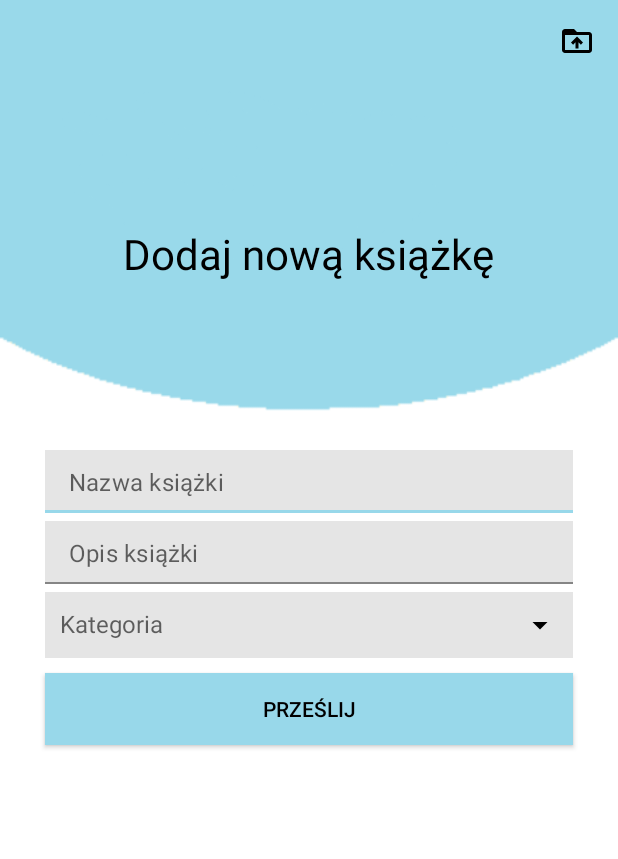
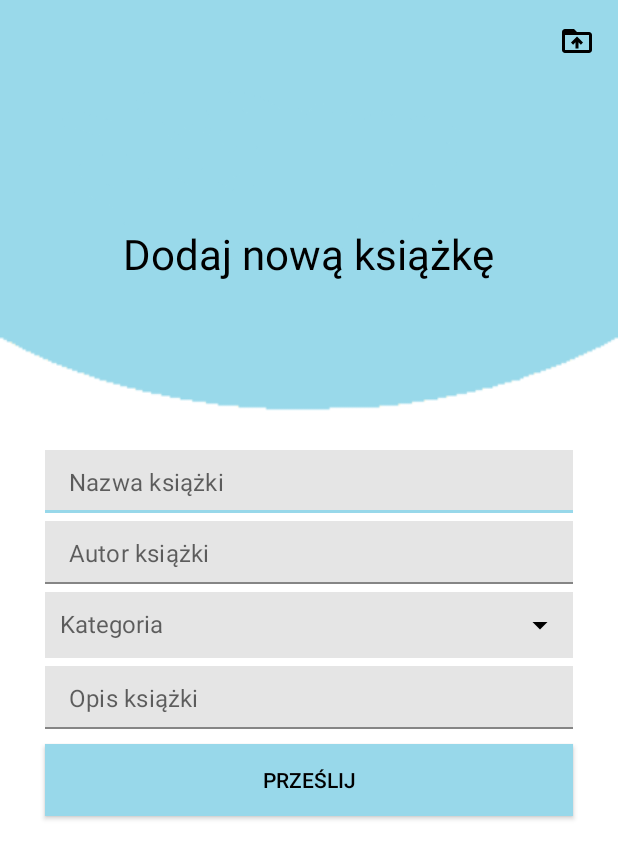
Before and after one commit to kubaz617/Inzynierka, an Android app: the AddBook screen opened directly, with no data from a screen before it, on a phone screen of 412 x 824 dp. Shown: the top 859 px of the screen. Run offline under Robolectric (Android 15) with nearby library versions, the phone set to English and light mode, and no system bars; our stand-ins replace Firebase (no records; nobody signed in at launch, a user with empty details on screens opened directly).

Commit message:
Dodanie autora ksiazek

```diff
--- a/app/src/main/java/com/example/bookreader/activities/BookDetailActivity.kt
+++ b/app/src/main/java/com/example/bookreader/activities/BookDetailActivity.kt
@@ -88,7 +88,7 @@ class BookDetailActivity : AppCompatActivity() {
                 override fun onDataChange(snapshot: DataSnapshot) {
                     val categoryId = "${snapshot.child("categoryId").value}"
                     val description = "${snapshot.child("description").value}"
-                    val downloadCount = "${snapshot.child("downloadCount").value}"
+                    val author = "${snapshot.child("author").value}"
                     val timestamp = "${snapshot.child("timestamp").value}"
                     bookTitle = "${snapshot.child("title").value}"
                     val uid = "${snapshot.child("uid").value}"
@@ -107,12 +107,12 @@ class BookDetailActivity : AppCompatActivity() {
                         binding.pagesTv
                     )
 
-                    MyApplication.loadBookSize("$bookUrl", "$bookTitle", binding.sizeTv)
 
                     binding.titleTv.text = bookTitle
                     binding.descriptionTv.text = description
                     binding.viewsTv.text = viewsCount
                     binding.dateTv.text = date
+                    binding.authorTv.text = author
 
                     checkIfBookRead()
                 }
--- a/app/src/main/java/com/example/bookreader/adapters/AdapterBookAdmin.kt
+++ b/app/src/main/java/com/example/bookreader/adapters/AdapterBookAdmin.kt
@@ -48,6 +48,7 @@ class AdapterBookAdmin :RecyclerView.Adapter<AdapterBookAdmin.HolderBookAdmin>,
         val bookId = model.id
         val categoryId = model.categoryId
         val title = model.title
+        val author = model.author
         val description = model.description
         val bookUrl = model.url
         val timestamp = model.timestamp
@@ -56,6 +57,7 @@ class AdapterBookAdmin :RecyclerView.Adapter<AdapterBookAdmin.HolderBookAdmin>,
         holder.titleTv.text = title
         holder.descriptionTv.text = description
         holder.dateTv.text = formattedDate
+        holder.author.text = author
 
         MyApplication.loadCategory(categoryId, holder.categoryTv)
 
@@ -67,7 +69,6 @@ class AdapterBookAdmin :RecyclerView.Adapter<AdapterBookAdmin.HolderBookAdmin>,
             null
         )
 
-        MyApplication.loadBookSize(bookUrl, title, holder.sizeTv)
 
         holder.moreBtn.setOnClickListener{
             moreOptionsDialog(model, holder)
@@ -114,8 +115,8 @@ class AdapterBookAdmin :RecyclerView.Adapter<AdapterBookAdmin.HolderBookAdmin>,
         val titleTv = binding.titleTv
         val descriptionTv = binding.descriptionTv
         val categoryTv = binding.categoryTv
-        val sizeTv = binding.sizeTv
         val dateTv = binding.dateTv
+        val author = binding.authorTv
         val moreBtn = binding.moreBtn
     }
 }
--- a/app/src/main/java/com/example/bookreader/adapters/AdapterBookUser.kt
+++ b/app/src/main/java/com/example/bookreader/adapters/AdapterBookUser.kt
@@ -47,6 +47,7 @@ class AdapterBookUser : RecyclerView.Adapter<AdapterBookUser.HolderBookUser>, Fi
         val bookId = model.id
         val categoryId = model.categoryId
         val title = model.title
+        val author = model.author
         val description = model.description
         val bookUrl = model.url
         val timestamp = model.timestamp
@@ -55,6 +56,7 @@ class AdapterBookUser : RecyclerView.Adapter<AdapterBookUser.HolderBookUser>, Fi
         holder.titleTv.text = title
         holder.descriptionTv.text = description
         holder.dateTv.text = date
+        holder.authorTv.text = author
 
         MyApplication.loadCategory(categoryId, holder.categoryTv)
 
@@ -66,7 +68,7 @@ class AdapterBookUser : RecyclerView.Adapter<AdapterBookUser.HolderBookUser>, Fi
             null
         )
 
-        MyApplication.loadBookSize(bookUrl, title, holder.sizeTv)
+
 
         holder.itemView.setOnClickListener{
             val intent = Intent(context, BookDetailActivity::class.java)
@@ -90,7 +92,7 @@ class AdapterBookUser : RecyclerView.Adapter<AdapterBookUser.HolderBookUser>, Fi
         var titleTv = binding.titleTv
         var descriptionTv = binding.descriptionTv
         var categoryTv = binding.categoryTv
-        var sizeTv = binding.sizeTv
+        var authorTv = binding.authorTv
         var dateTv = binding.dateTv
 
     }
--- a/app/src/main/java/com/example/bookreader/models/ModelBook.kt
+++ b/app/src/main/java/com/example/bookreader/models/ModelBook.kt
@@ -5,6 +5,7 @@ class ModelBook {
     var uid:String = ""
     var id:String = ""
     var title:String = ""
+    var author:String = ""
     var description:String = ""
     var categoryId:String = ""
     var url:String = ""
@@ -16,6 +17,7 @@ class ModelBook {
         uid: String,
         id: String,
         title: String,
+        author:String,
         description: String,
         categoryId: String,
         url: String,
@@ -25,6 +27,7 @@ class ModelBook {
         this.uid = uid
         this.id = id
         this.title = title
+        this.author = author
         this.description = description
         this.categoryId = categoryId
         this.url = url
--- a/app/src/main/res/layout/activity_add_book.xml
+++ b/app/src/main/res/layout/activity_add_book.xml
@@ -67,7 +67,7 @@
         android:layout_marginStart="30dp"
         android:layout_marginEnd="30dp"
         android:layout_marginTop="5dp"
-        android:layout_below="@id/Book_title"
+        android:layout_below="@id/categoryTv"
         app:hintEnabled="false">
 
         <EditText
@@ -80,6 +80,30 @@
             android:background="@color/grey"
             android:inputType="textMultiLine|textCapSentences"
             android:drawablePadding="10dp"/>
+
+    </com.google.android.material.textfield.TextInputLayout>
+
+    <com.google.android.material.textfield.TextInputLayout
+        android:id="@+id/Book_author"
+        android:layout_height="wrap_content"
+        android:layout_width="match_parent"
+        android:layout_marginStart="30dp"
+        android:layout_marginEnd="30dp"
+        android:layout_marginTop="5dp"
+        android:layout_below="@id/Book_title"
+        app:hintEnabled="false">
+
+        <EditText
+            android:id="@+id/authorEt"
+            android:layout_height="wrap_content"
+            android:layout_width="match_parent"
+            android:padding="10dp"
+            android:textSize="16sp"
+            android:hint="Autor książki"
+            android:background="@color/grey"
+            android:inputType="textMultiLine|textCapSentences"
+            android:drawablePadding="10dp"/>
+
     </com.google.android.material.textfield.TextInputLayout>
 
     <TextView
@@ -90,7 +114,7 @@
         android:layout_marginEnd="30dp"
         android:layout_marginTop="5dp"
         android:background="@color/grey"
-        android:layout_below="@id/Book_description"
+        android:layout_below="@id/Book_author"
         android:drawableEnd="@drawable/ic_drop_down"
         android:drawablePadding="10dp"
         android:padding="10dp"
@@ -104,7 +128,7 @@
         android:layout_marginStart="30dp"
         android:layout_marginEnd="30dp"
         android:layout_marginTop="10dp"
-        android:layout_below="@id/categoryTv"
+        android:layout_below="@id/Book_description"
         android:text="Prześlij"
         android:textColor="@color/black"
         android:background="@color/cyan"/>
--- a/app/src/main/res/layout/activity_book_detail.xml
+++ b/app/src/main/res/layout/activity_book_detail.xml
@@ -111,15 +111,15 @@
                     <TableRow
                         android:layout_marginTop="5dp">
                         <TextView
-                            android:id="@+id/sizeLabelTv"
+                            android:id="@+id/authorLabelTv"
                             style="@style/TextAppearance.MaterialComponents.Caption"
                             android:layout_width="wrap_content"
                             android:layout_height="wrap_content"
-                            android:text="Rozmiar"
+                            android:text="Autor"
                             android:layout_marginEnd="5dp"/>
 
                         <TextView
-                            android:id="@+id/sizeTv"
+                            android:id="@+id/authorTv"
                             android:layout_weight="1"
                             style="@style/TextAppearance.MaterialComponents.Caption"
                             android:layout_width="wrap_content"
--- a/app/src/main/res/layout/row_book_admin.xml
+++ b/app/src/main/res/layout/row_book_admin.xml
@@ -66,13 +66,13 @@
             android:text="Kategoria"/>
 
         <TextView
-            android:id="@+id/sizeTv"
+            android:id="@+id/authorTv"
             android:layout_height="wrap_content"
             android:layout_width="wrap_content"
             android:layout_alignParentBottom="true"
             android:layout_toEndOf="@+id/BookRl"
             android:maxLines="1"
-            android:text="13MB"/>
+            android:text="Autor"/>
 
         <TextView
             android:id="@+id/dateTv"
@@ -81,7 +81,7 @@
             android:layout_width="wrap_content"
             android:layout_alignParentBottom="true"
             android:layout_toStartOf="@+id/categoryTv"
-            android:layout_toEndOf="@+id/sizeTv"
+            android:layout_toEndOf="@+id/authorTv"
             android:maxLines="1"
             android:text="dd/MM/rrrr"
             android:textAlignment="center"/>
--- a/app/src/main/res/layout/row_book_user.xml
+++ b/app/src/main/res/layout/row_book_user.xml
@@ -65,13 +65,13 @@
             android:text="Kategoria"/>
 
         <TextView
-            android:id="@+id/sizeTv"
+            android:id="@+id/authorTv"
             android:layout_height="wrap_content"
             android:layout_width="wrap_content"
             android:layout_alignParentBottom="true"
             android:layout_toEndOf="@+id/bookRl"
             android:maxLines="1"
-            android:text="13MB"/>
+            android:text="Autor"/>
 
         <TextView
             android:id="@+id/dateTv"
@@ -80,7 +80,7 @@
             android:layout_width="wrap_content"
             android:layout_alignParentBottom="true"
             android:layout_toStartOf="@+id/categoryTv"
-            android:layout_toEndOf="@+id/sizeTv"
+            android:layout_toEndOf="@+id/authorTv"
             android:maxLines="1"
             android:text="dd/MM/rrrr"
             android:textAlignment="center"/>
```
Also changed, not shown: app/src/main/java/com/example/bookreader/activities/AddBook.kt (+6 -1 lines), app/src/main/java/com/example/bookreader/utils/MyApplication.kt (+0 -28 lines), app/src/main/res/layout/activity_similiar.xml (+65 -9 lines).
